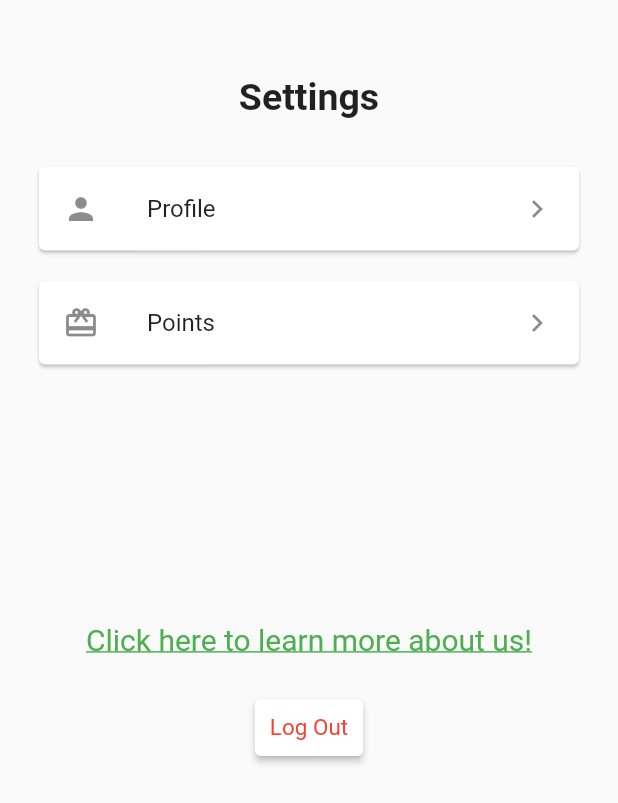
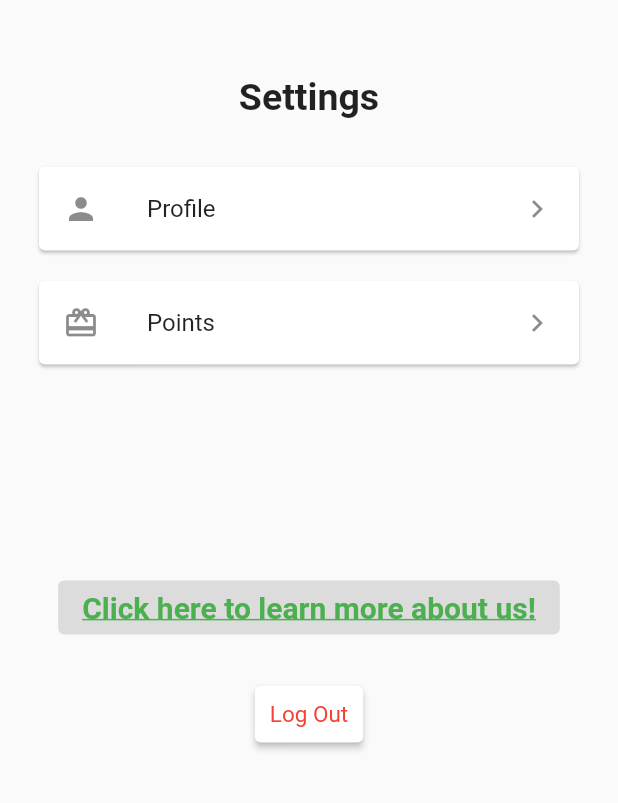
Before and after one commit to ashwin2201/CZ2006-ScrapIT, a Flutter app: what userList() shows on an empty page, opened directly, on a phone screen of 412 x 824 dp. Shown: the top 803 px of the screen. Run offline on Flutter 3.47's test engine with Material 2 defaults, Android fonts, the phone set to English and light mode, and no system bars; our stand-ins replace cloud_firestore, firebase_auth, firebase_core, firebase_storage, geolocator, google_maps_flutter and 3 more; missing offline and left inert: cloud_firestore_web, dart:ffi, firebase_auth_web, firebase_core_web, firebase_storage_web, flutter_polyline_points and 2 more; accounts and stored records are empty; network calls fail.

Commit message:
UI changes

```diff
--- a/lib/pathsAndConsts.dart
+++ b/lib/pathsAndConsts.dart
@@ -30,7 +30,7 @@ var appbardefault = AppBar(
         width: 50,
       ),
       Text(
-        "ScrapIT",
+        "  ScrapIT",
         style: TextStyle(
           fontFamily: 'Inter',
           fontStyle: FontStyle.normal,
--- a/lib/views/Verification.dart
+++ b/lib/views/Verification.dart
@@ -63,10 +63,10 @@ class _VerificationPageState extends State<VerificationPage> {
         ),
         const Expanded(
           child: CircleAvatar(
-            radius: 100,
+            radius: 107,
             backgroundColor: Colors.green,
             child: Image(
-              image: AssetImage('assets/images/camera_icon.png'),
+              image: AssetImage('assets/camera_gif.gif'),
               alignment: Alignment.bottomRight,
             ),
           ),
--- a/lib/views/home_screen.dart
+++ b/lib/views/home_screen.dart
@@ -40,6 +40,7 @@ class _TestHomeScreenState extends State<TestHomeScreen> {
     return Scaffold(
       appBar: appbardefault,
       body: Container(
+
         margin: EdgeInsets.all(12.0),
         padding: EdgeInsets.all(8.0),
         child: Column(
@@ -83,7 +84,7 @@ class _TestHomeScreenState extends State<TestHomeScreen> {
               ),
             ),
             SizedBox(height: 20,),
-            Align(alignment: Alignment.topLeft, child: Text('Here is some news brought to you by The Guardian',
+            Align(alignment: Alignment.topLeft, child: Text('Latest news on sustainability brought to you by Guardian',
               style: TextStyle(
                 fontWeight: FontWeight.w300,
                 fontFamily: 'PTSans',
--- a/lib/views/setting.dart
+++ b/lib/views/setting.dart
@@ -88,7 +88,7 @@ Widget userList(BuildContext context) {
             },
           ),
         ),
-        SizedBox(height:154),
+        SizedBox(height:120),
         Center(
           child: GestureDetector(
             onTap: () {
@@ -101,12 +101,15 @@ Widget userList(BuildContext context) {
               );
             },
             child: Container(
-                child: const Text(
-                    "Click here to learn more about us!",
-                    style: TextStyle(
-                        fontWeight: FontWeight.normal, color: Colors.green, fontSize:20,     decoration: TextDecoration.underline,
+                child: ElevatedButton(
+                  child: Text(
+                      "Click here to learn more about us!",
+                      style: TextStyle(
+                        decorationColor: Colors.green,
+                          fontWeight: FontWeight.bold, color: Colors.green,fontSize:20, decoration: TextDecoration.underline,
 
-                    )
+                      )
+                  ),
                 ),
                 padding: const EdgeInsets.symmetric(
                   vertical: 8,
```
Also changed, not shown: lib/views/friends.dart (+6 -6 lines), assets/camera_gif.gif (added), assets/leaderboard.gif (added), assets/trophy.gif (added).
